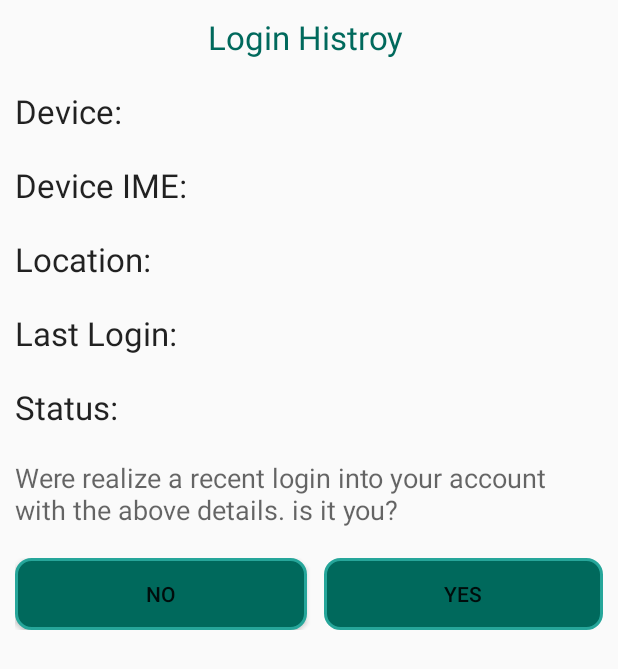
After one commit to PeyGis/monitR, an Android app: the layout login_details_dialog.xml on its own in the app's theme, with its tools: preview values and no code run, on a phone screen of 412 x 824 dp. The commit adds this screen. Shown: the top 669 px of the screen. Run offline under Robolectric (Android 15) with nearby library versions, the phone set to English and light mode, and no system bars.

```diff
--- /dev/null
+++ b/app/src/main/res/layout/login_details_dialog.xml
@@ -0,0 +1,92 @@
+<?xml version="1.0" encoding="utf-8"?>
+<LinearLayout xmlns:android="http://schemas.android.com/apk/res/android"
+    android:orientation="vertical"
+    android:layout_width="match_parent"
+    android:layout_height="match_parent"
+    android:id="@+id/login_details_root"
+    >
+
+    <TextView
+        android:id="@+id/textView1"
+        android:layout_width="match_parent"
+        android:layout_height="wrap_content"
+        android:text="Login Histroy "
+        android:textAlignment="center"
+        android:textColor="@color/colorPrimaryDark"
+        android:textAppearance="?android:attr/textAppearanceLarge"
+        android:layout_margin="10dp"/>
+    <TextView
+        android:id="@+id/deviceNameTv"
+        android:layout_width="match_parent"
+        android:layout_height="wrap_content"
+        android:text="Device: "
+        android:textAppearance="?android:attr/textAppearanceLarge"
+        android:layout_margin="10dp"/>
+    <TextView
+        android:id="@+id/deviceIMETv"
+        android:layout_width="match_parent"
+        android:layout_height="wrap_content"
+        android:text="Device IME: "
+        android:textAppearance="?android:attr/textAppearanceLarge"
+        android:layout_margin="10dp"/>
+
+    <TextView
+        android:id="@+id/locationTv"
+        android:layout_width="match_parent"
+        android:layout_height="wrap_content"
+        android:text="Location: "
+        android:textAppearance="?android:attr/textAppearanceLarge"
+        android:layout_margin="10dp"/>
+    <TextView
+        android:id="@+id/loginDateTv"
+        android:layout_width="match_parent"
+        android:layout_height="wrap_content"
+        android:text="Last Login: "
+        android:textAppearance="?android:attr/textAppearanceLarge"
+        android:layout_margin="10dp"/>
+
+    <TextView
+        android:id="@+id/statusTv"
+        android:layout_width="match_parent"
+        android:layout_height="wrap_content"
+        android:text="Status: "
+        android:textAppearance="?android:attr/textAppearanceLarge"
+        android:layout_margin="10dp"/>
+    <TextView
+        android:layout_width="match_parent"
+        android:layout_height="wrap_content"
+        android:text="Were realize a recent login into your account with the above details. is it you? "
+        android:textAppearance="?android:attr/textAppearanceMedium"
+        android:layout_margin="10dp"/>
+
+
+
+    <LinearLayout
+    android:layout_width="match_parent"
+    android:layout_height="wrap_content"
+    android:orientation="horizontal"
+    android:weightSum="2"
+    android:layout_margin="10dp">
+
+    <Button
+    android:id="@+id/noBtn"
+    android:layout_width="match_parent"
+    android:layout_height="wrap_content"
+    android:background="@drawable/border2"
+    android:layout_weight="1"
+    android:layout_marginEnd="1dp"
+    android:text="NO"/>
+
+    <Button
+    android:id="@+id/yesBtn"
+    android:layout_width="match_parent"
+    android:layout_height="wrap_content"
+    android:background="@drawable/border2"
+    android:layout_weight="1"
+    android:layout_marginStart="10dp"
+    android:text="YES"/>
+
+
+    </LinearLayout>
+
+</LinearLayout>
```
Also changed, not shown: app/src/main/java/com/capstone/icoffie/monitr/MapsActivity.java (+99 -21 lines).
